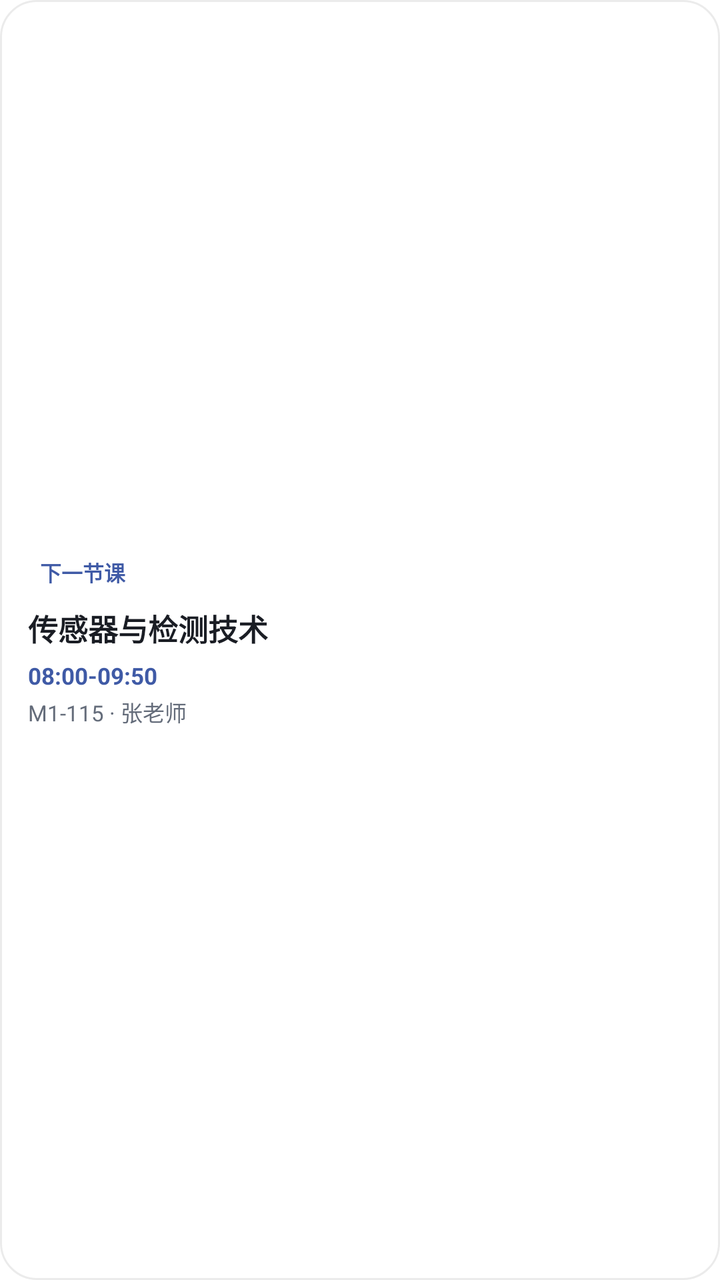
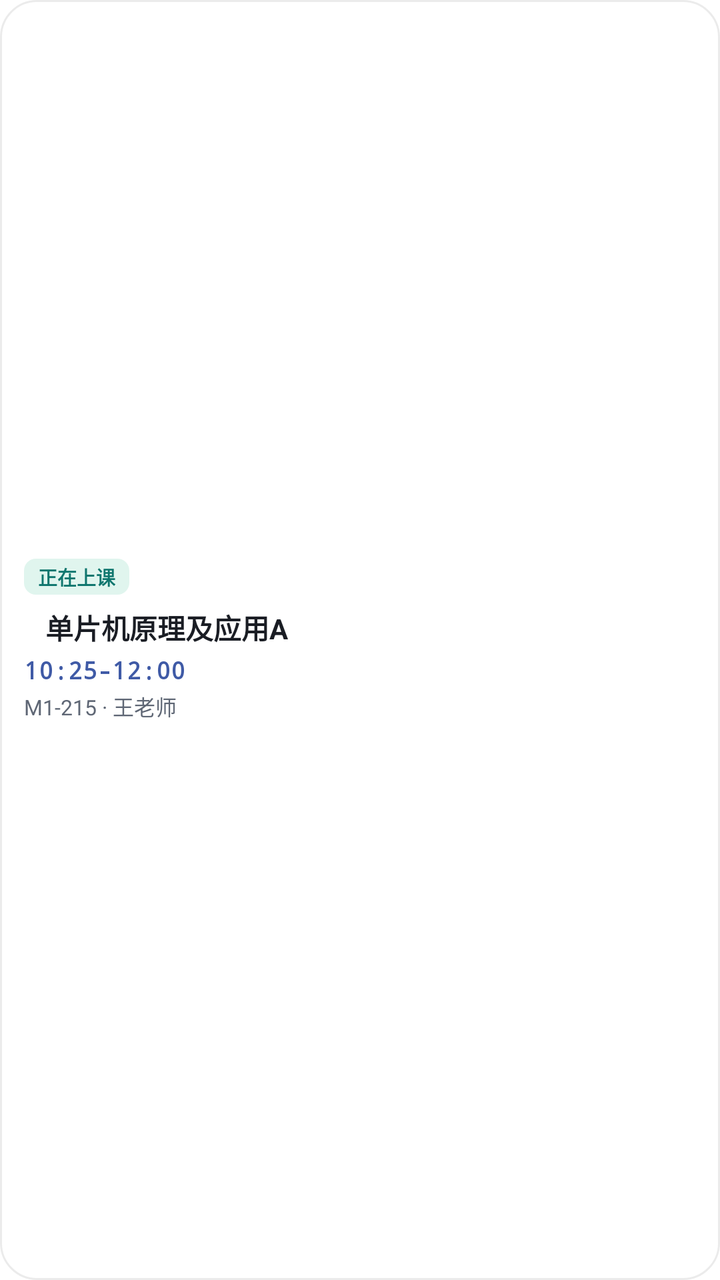

The first picture is an Android layout as it rendered before a commit; the second is the same layout after the commit. The layout source and the unified diff follow.
<!-- AndroidManifest.xml: fallback theme Theme.MaterialComponents.DayNight.NoActionBar -->
<!-- res/layout/widget_next.xml -->
<?xml version="1.0" encoding="utf-8"?>
<FrameLayout xmlns:android="http://schemas.android.com/apk/res/android"
    android:id="@+id/widget_next_root"
    android:layout_width="match_parent"
    android:layout_height="match_parent">

    <ImageView
        android:id="@+id/widget_next_bg"
        android:layout_width="match_parent"
        android:layout_height="match_parent"
        android:contentDescription="@string/widget_next_label"
        android:scaleType="fitXY"
        android:src="@drawable/widget_preview_card" />

    <LinearLayout
        android:id="@+id/widget_next_content"
        android:layout_width="match_parent"
        android:layout_height="match_parent"
        android:gravity="center_vertical"
        android:orientation="vertical"
        android:padding="14dp">

        <TextView
            android:id="@+id/widget_next_badge"
            android:layout_width="wrap_content"
            android:layout_height="wrap_content"
            android:paddingStart="6dp"
            android:paddingTop="2dp"
            android:paddingEnd="6dp"
            android:paddingBottom="2dp"
            android:text="下一节课"
            android:textColor="#FF3F5AA6"
            android:textSize="10.5sp"
            android:textStyle="bold" />

        <TextView
            android:id="@+id/widget_next_title"
            android:layout_width="match_parent"
            android:layout_height="wrap_content"
            android:layout_marginTop="7dp"
            android:ellipsize="end"
            android:maxLines="2"
            android:text="传感器与检测技术"
            android:textColor="#FF1A1D24"
            android:textSize="15sp"
            android:textStyle="bold" />

        <TextView
            android:id="@+id/widget_next_time"
            android:layout_width="match_parent"
            android:layout_height="wrap_content"
            android:layout_marginTop="5dp"
            android:ellipsize="end"
            android:maxLines="1"
            android:text="08:00-09:50"
            android:textColor="#FF3F5AA6"
            android:textSize="11.5sp"
            android:textStyle="bold" />

        <TextView
            android:id="@+id/widget_next_subtitle"
            android:layout_width="match_parent"
            android:layout_height="wrap_content"
            android:layout_marginTop="2dp"
            android:ellipsize="end"
            android:maxLines="1"
            android:text="M1-115 · 张老师"
            android:textColor="#FF646C7A"
            android:textSize="11sp" />
    </LinearLayout>
</FrameLayout>
<!-- resources referenced by this layout -->
<resources>
  <!-- drawable widget_preview_card (drawable) -->
  <?xml version="1.0" encoding="utf-8"?>
  <shape xmlns:android="http://schemas.android.com/apk/res/android"
      android:shape="rectangle">
      <solid android:color="#FFFFFFFF" />
      <corners android:radius="18dp" />
      <stroke
          android:width="1dp"
          android:color="#14000000" />
  </shape>
  <string name="widget_next_label">下一节课</string>
</resources>

<!-- the commit's change to res/layout/widget_next.xml (unified diff, before → after) -->
@@ -18,32 +18,78 @@
         android:layout_height="match_parent"
         android:gravity="center_vertical"
         android:orientation="vertical"
-        android:padding="14dp">
+        android:padding="12dp">
 
-        <TextView
-            android:id="@+id/widget_next_badge"
-            android:layout_width="wrap_content"
-            android:layout_height="wrap_content"
-            android:paddingStart="6dp"
-            android:paddingTop="2dp"
-            android:paddingEnd="6dp"
-            android:paddingBottom="2dp"
-            android:text="下一节课"
-            android:textColor="#FF3F5AA6"
-            android:textSize="10.5sp"
-            android:textStyle="bold" />
-
-        <TextView
-            android:id="@+id/widget_next_title"
+        <LinearLayout
             android:layout_width="match_parent"
             android:layout_height="wrap_content"
-            android:layout_marginTop="7dp"
-            android:ellipsize="end"
-            android:maxLines="2"
-            android:text="传感器与检测技术"
-            android:textColor="#FF1A1D24"
-            android:textSize="15sp"
-            android:textStyle="bold" />
+            android:gravity="center_vertical"
+            android:orientation="horizontal">
+
+            <TextView
+                android:id="@+id/widget_next_badge"
+                android:layout_width="wrap_content"
+                android:layout_height="wrap_content"
+                android:background="@drawable/widget_pill_ongoing_light"
+                android:includeFontPadding="false"
+                android:maxLines="1"
+                android:paddingStart="7dp"
+                android:paddingTop="2dp"
+                android:paddingEnd="7dp"
+                android:paddingBottom="2dp"
+                android:text="正在上课"
+                android:textColor="#FF0F766E"
+                android:textSize="9.5dp"
+                android:textStyle="bold" />
+
+            <TextView
+                android:id="@+id/widget_next_date_hint"
+                android:layout_width="0dp"
+                android:layout_height="wrap_content"
+                android:layout_weight="1"
+                android:ellipsize="end"
+                android:gravity="end"
+                android:includeFontPadding="false"
+                android:maxLines="1"
+                android:paddingStart="6dp"
+                android:textColor="#FF5F6775"
+                android:textSize="9.5dp"
+                android:visibility="gone" />
+        </LinearLayout>
+
+        <LinearLayout
+            android:layout_width="match_parent"
+            android:layout_height="wrap_content"
+            android:layout_marginTop="6dp"
+            android:baselineAligned="false"
+            android:gravity="center_vertical"
+            android:orientation="horizontal">
+
+            <ImageView
+                android:id="@+id/widget_next_bar"
+                android:layout_width="3.5dp"
+                android:layout_height="match_parent"
+                android:layout_marginTop="1.5dp"
+                android:layout_marginBottom="1.5dp"
+                android:contentDescription="@null"
+                android:scaleType="fitXY"
+                android:src="@drawable/widget_bar_pill" />
+
+            <TextView
+                android:id="@+id/widget_next_title"
+                android:layout_width="0dp"
+                android:layout_height="wrap_content"
+                android:layout_weight="1"
+                android:ellipsize="end"
+                android:includeFontPadding="false"
+                android:lineSpacingMultiplier="1.15"
+                android:maxLines="2"
+                android:paddingStart="7dp"
+                android:text="单片机原理及应用A"
+                android:textColor="#FF1A1D24"
+                android:textSize="14dp"
+                android:textStyle="bold" />
+        </LinearLayout>
 
         <TextView
             android:id="@+id/widget_next_time"
@@ -51,21 +97,24 @@
             android:layout_height="wrap_content"
             android:layout_marginTop="5dp"
             android:ellipsize="end"
+            android:fontFamily="monospace"
+            android:includeFontPadding="false"
             android:maxLines="1"
-            android:text="08:00-09:50"
+            android:text="10:25-12:00"
             android:textColor="#FF3F5AA6"
-            android:textSize="11.5sp"
+            android:textSize="12dp"
             android:textStyle="bold" />
 
         <TextView
             android:id="@+id/widget_next_subtitle"
             android:layout_width="match_parent"
             android:layout_height="wrap_content"
-            android:layout_marginTop="2dp"
+            android:layout_marginTop="2.5dp"
             android:ellipsize="end"
+            android:includeFontPadding="false"
             android:maxLines="1"
-            android:text="M1-115 · 张老师"
-            android:textColor="#FF646C7A"
-            android:textSize="11sp" />
+            android:text="M1-215 · 王老师"
+            android:textColor="#FF5F6775"
+            android:textSize="10.5dp" />
     </LinearLayout>
 </FrameLayout>
<!-- resource entries referenced after the edit -->
@@ -1,5 +1,19 @@
 <!-- resources referenced by this layout -->
 <resources>
+  <!-- drawable widget_bar_pill (drawable) -->
+  <?xml version="1.0" encoding="utf-8"?>
+  <shape xmlns:android="http://schemas.android.com/apk/res/android"
+      android:shape="rectangle">
+      <solid android:color="#FFFFFFFF" />
+      <corners android:radius="2dp" />
+  </shape>
+  <!-- drawable widget_pill_ongoing_light (drawable) -->
+  <?xml version="1.0" encoding="utf-8"?>
+  <shape xmlns:android="http://schemas.android.com/apk/res/android"
+      android:shape="rectangle">
+      <solid android:color="#FFE0F5EE" />
+      <corners android:radius="6dp" />
+  </shape>
   <!-- drawable widget_preview_card (drawable) -->
   <?xml version="1.0" encoding="utf-8"?>
   <shape xmlns:android="http://schemas.android.com/apk/res/android"
